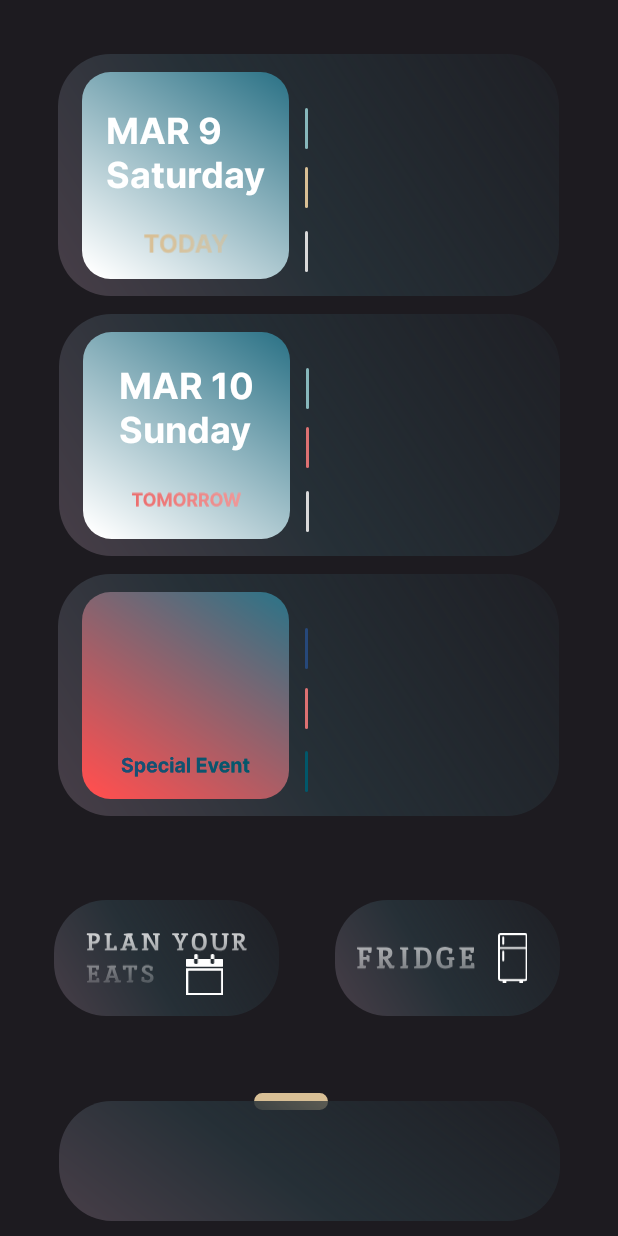
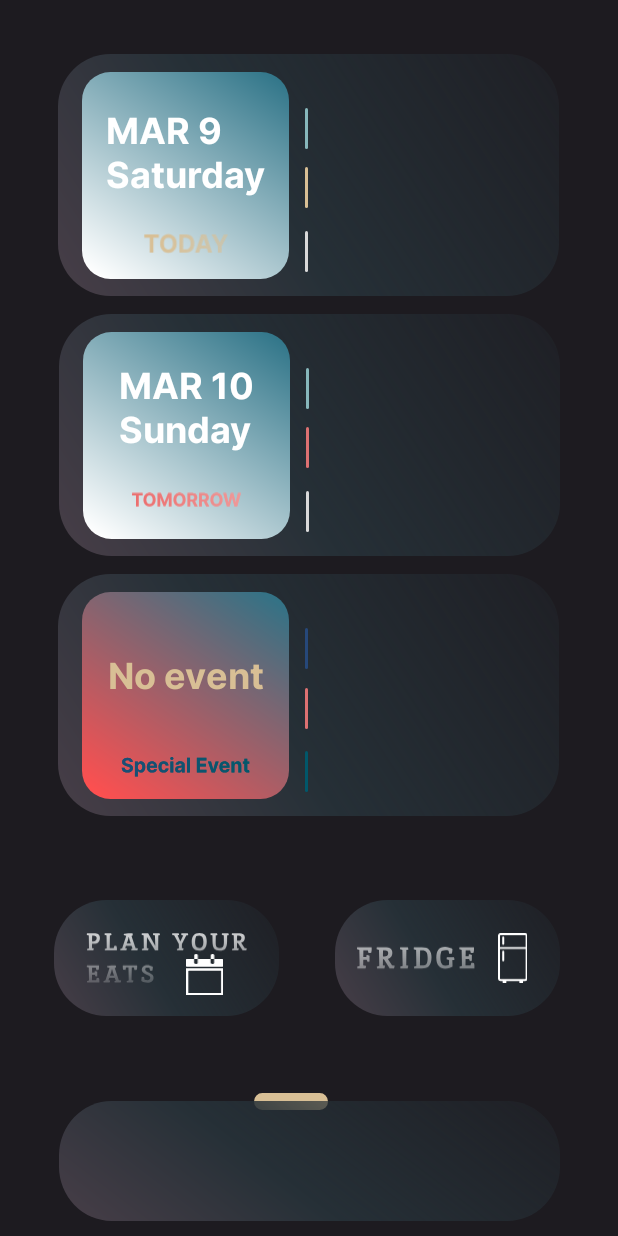
Before and after one commit to JuicyTomato/Planeat, an Android app built with Jetpack Compose: the screen it shows after launch (MainActivity), on a phone screen of 412 x 824 dp. Run offline under Robolectric (Android 15) with nearby library versions, the phone set to English and light mode, and no system bars.

Commit message:
Aggiornato mainActivity con se_square datato + intent sul se_square

```diff
--- a/app/src/main/java/com/example/planeat/MainActivity.kt
+++ b/app/src/main/java/com/example/planeat/MainActivity.kt
@@ -3,20 +3,23 @@ package com.example.planeat
 import android.animation.ObjectAnimator
 import android.annotation.SuppressLint
 import android.app.ActivityOptions
+import android.content.Context
 import android.content.Intent
 import android.os.Build
 import android.os.Bundle
-import android.util.Log
 import android.view.MenuItem
 import android.view.View
 import android.widget.Button
 import android.widget.ImageView
 import android.widget.TextView
+import androidx.annotation.RequiresApi
 import androidx.appcompat.app.AppCompatActivity
+import androidx.lifecycle.lifecycleScope
 import com.google.android.material.bottomnavigation.BottomNavigationView
+import kotlinx.coroutines.flow.Flow
+import kotlinx.coroutines.launch
 import java.text.SimpleDateFormat
-import java.time.LocalDateTime
-import java.time.format.DateTimeFormatter
+import java.time.LocalDate
 import java.util.*
 
 
@@ -27,6 +30,7 @@ class MainActivity : AppCompatActivity() {
 
 
 
+    @RequiresApi(Build.VERSION_CODES.O)
     @SuppressLint("SetTextI18n", "MissingInflatedId")
     override fun onCreate(savedInstanceState: Bundle?) {
         super.onCreate(savedInstanceState)
@@ -70,6 +74,42 @@ class MainActivity : AppCompatActivity() {
             startActivity(intent, ActivityOptions.makeSceneTransitionAnimation(this).toBundle())
         }
 
+
+        val seDateTextView = findViewById<TextView>(R.id.seDateTextView)
+
+        val context: Context = applicationContext
+
+        val stringListManager = StringListManager(context)
+        val stringListFlow: Flow<List<String>> = stringListManager.getStringList()
+        var nearestFutureDate: String? = null
+        // Raccogli il flusso dei dati solo una volta
+        lifecycleScope.launch {
+            stringListFlow.collect { stringList ->
+                val sortedStringList = stringList.sorted()
+                for (date in sortedStringList) {
+                    if (date >= LocalDate.now().toString()) {
+                        nearestFutureDate = date
+                        break
+                    }
+
+                }
+                runOnUiThread {
+                    seDateTextView.text = formatDateMain(nearestFutureDate) ?: "No event"
+                }
+            }
+        }
+
+        //bottone se_square
+        val seSquare = findViewById<Button>(R.id.seSquare)
+        seSquare.setOnClickListener {
+            //se non ci fossero eventi speciali
+            if(seDateTextView.text != "No event") {
+                val intent = Intent(this, PlanningEats::class.java)
+                intent.putExtra("date", formatDate(nearestFutureDate))   //exportDate(calendar, 0)
+                intent.putExtra("roomDate", nearestFutureDate)
+                startActivity(intent, ActivityOptions.makeSceneTransitionAnimation(this).toBundle())
+            }
+        }
 
 
         //movimento bulb sui bottoni (dove necessario) + spostarsi tra activity
@@ -138,6 +178,36 @@ class MainActivity : AppCompatActivity() {
         finish()
     }
 
+    //funzione che modifica il giorno yyyy-MM-dd in JUN 15 martedì
+    private fun formatDate(dateString: String?): String? {
+        val inputFormat = SimpleDateFormat("yyyy-MM-dd", Locale.getDefault())
+        val outputFormat = SimpleDateFormat("MMM dd", Locale.getDefault())
+
+        val date = dateString?.let { inputFormat.parse(it) } ?: return null
+
+        val calendar = Calendar.getInstance().apply {
+            time = date
+        }
+        val dayOfWeek = calendar.getDisplayName(Calendar.DAY_OF_WEEK, Calendar.LONG, Locale.getDefault())
+
+        return "${outputFormat.format(date).uppercase()} $dayOfWeek"
+    }
+
+    //(cambia solo \n) cagata, lo so, ma almeno viene visualizzato correttamewnte nella mainActivity
+    private fun formatDateMain(dateString: String?): String? {
+        val inputFormat = SimpleDateFormat("yyyy-MM-dd", Locale.getDefault())
+        val outputFormat = SimpleDateFormat("MMM dd", Locale.getDefault())
+
+        val date = dateString?.let { inputFormat.parse(it) } ?: return null
+
+        val calendar = Calendar.getInstance().apply {
+            time = date
+        }
+        val dayOfWeek = calendar.getDisplayName(Calendar.DAY_OF_WEEK, Calendar.LONG, Locale.getDefault())
+
+        return "${outputFormat.format(date).uppercase()} \n$dayOfWeek"
+    }
+
     @SuppressLint("SetTextI18n")
     private fun exportDate(
         calendar: Calendar,
--- a/app/src/main/res/layout/activity_main.xml
+++ b/app/src/main/res/layout/activity_main.xml
@@ -141,6 +141,17 @@
         app:layout_constraintStart_toStartOf="@+id/rectangleHome3"
         app:layout_constraintTop_toTopOf="@+id/rectangleHome3"
         app:layout_constraintVertical_bias="0.5" />
+
+    <Button
+        android:id="@+id/seSquare"
+        android:layout_width="143dp"
+        android:layout_height="132dp"
+        android:background="@android:color/transparent"
+        app:layout_constraintBottom_toBottomOf="@+id/seSquare1"
+        app:layout_constraintEnd_toEndOf="@+id/seSquare1"
+        app:layout_constraintStart_toStartOf="@+id/seSquare1"
+        app:layout_constraintTop_toTopOf="@+id/seSquare1">
+    </Button>
 
 
     <ImageView
@@ -598,6 +609,21 @@
         app:layout_constraintStart_toStartOf="@+id/defaultSquare2"
         app:layout_constraintTop_toTopOf="@+id/defaultSquare2" />
 
+    <TextView
+        android:id="@+id/seDateTextView"
+        android:layout_width="wrap_content"
+        android:layout_height="wrap_content"
+        android:layout_centerInParent="true"
+        android:fontFamily="@font/relay_inter_bold"
+        android:textColor="@color/se"
+        android:textSize="24sp"
+        app:layout_constraintBottom_toTopOf="@+id/SPECIALEVENT"
+        app:layout_constraintEnd_toEndOf="@+id/seSquare1"
+        app:layout_constraintStart_toStartOf="@+id/seSquare1"
+        app:layout_constraintTop_toTopOf="@+id/seSquare1">
+
+    </TextView>
+
     <Button
         android:id="@+id/buttonFridge"
         android:layout_width="150dp"
--- a/app/src/main/res/values/colors.xml
+++ b/app/src/main/res/values/colors.xml
@@ -6,4 +6,5 @@
     <color name="textColor">#BBBDC9</color>
     <color name="hint">#898989</color>
     <color name="pressed">#1D1B20</color>
+    <color name="se">#D8BF95</color>
 </resources>
```
Also changed, not shown: app/src/main/java/com/example/planeat/PlanYourEats.kt (+1 -35 lines), app/src/main/java/com/example/planeat/PlanningEats.kt (+0 -40 lines).
